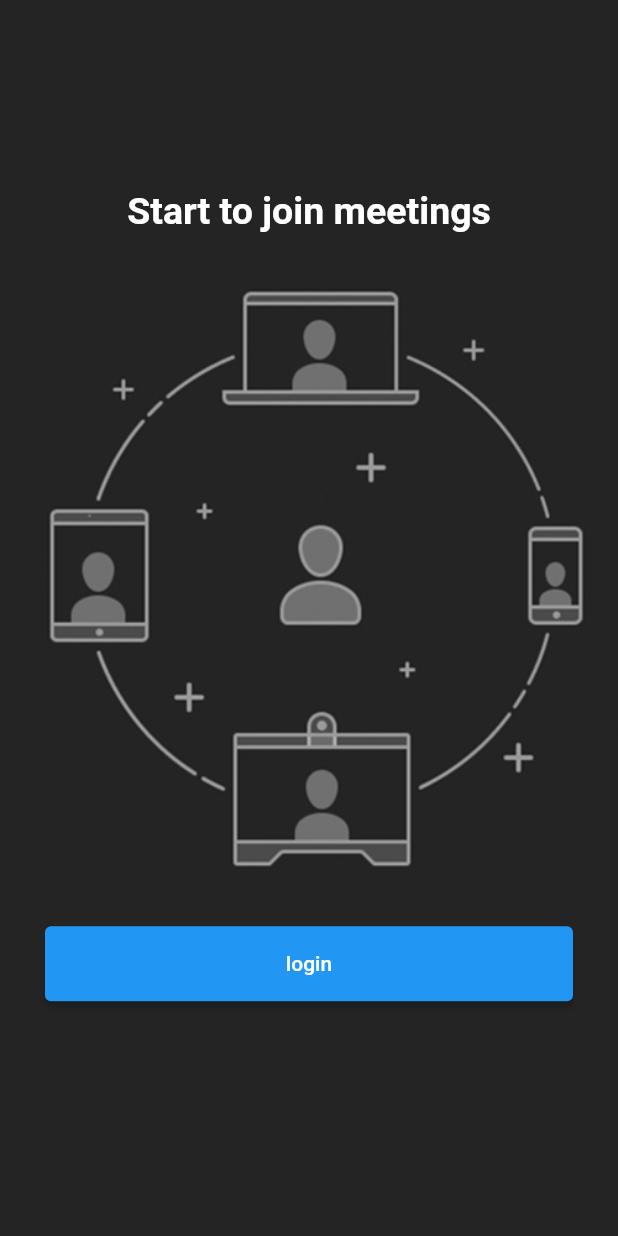
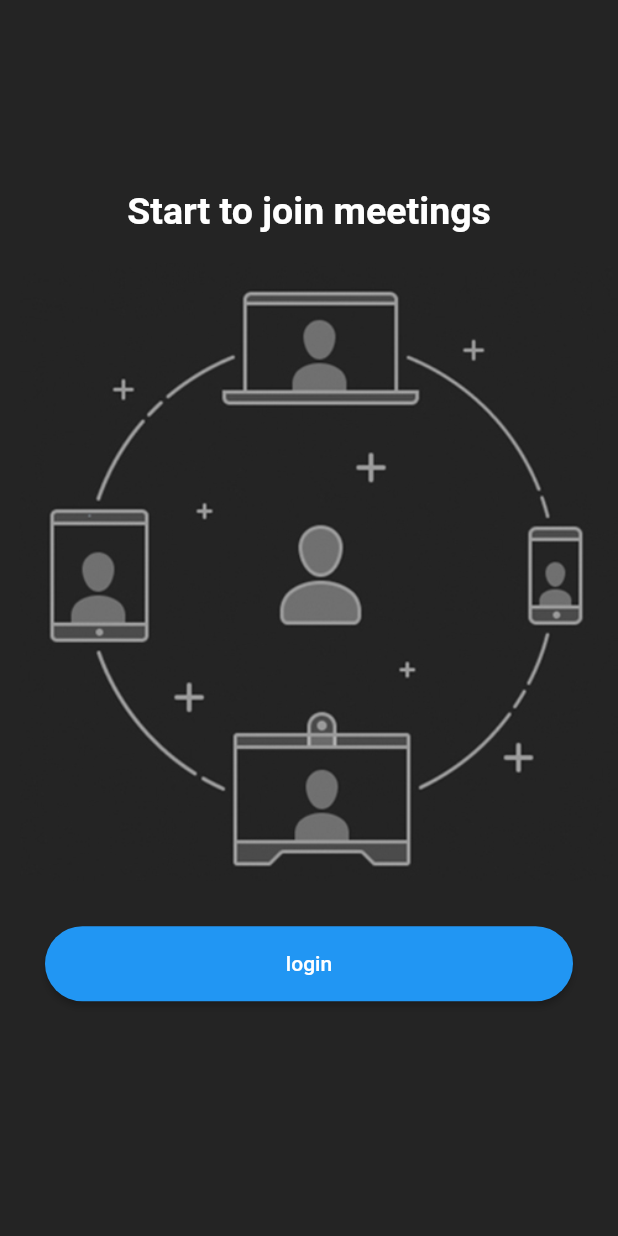
Before and after one commit to RonyHassanRoman/zoom-app-clone, a Flutter app: the screen it shows after launch, on a phone screen of 412 x 824 dp. Run offline on Flutter 3.47's test engine with Material 2 defaults, Android fonts, the phone set to English and light mode, and no system bars.

```diff
--- a/lib/main.dart
+++ b/lib/main.dart
@@ -1,5 +1,5 @@
 import 'package:flutter/material.dart';
-import 'package:video_calling_app/screens/login_screen.dart';
+import 'package:video_calling_app/screens/auth/login_screen.dart';
 import 'package:video_calling_app/utils/colors.dart';
 
 void main() {
--- a/lib/widgets/custom_button.dart
+++ b/lib/widgets/custom_button.dart
@@ -14,6 +14,9 @@ class CustomButton extends StatelessWidget {
         child: Text(text),
         style: ElevatedButton.styleFrom(
           minimumSize: Size(double.infinity, 50),
+          shape: RoundedRectangleBorder(
+            borderRadius: BorderRadius.circular(30),
+          ),
         ),
       ),
     );
--- a/pubspec.yaml
+++ b/pubspec.yaml
@@ -34,6 +34,7 @@ dependencies:
   # The following adds the Cupertino Icons font to your application.
   # Use with the CupertinoIcons class for iOS style icons.
   cupertino_icons: ^1.0.2
+  firebase_auth: ^3.3.11
 
 dev_dependencies:
   flutter_test:
```
Also changed, not shown: lib/screens/auth/login_screen.dart (renamed from lib/screens/login_screen.dart).
